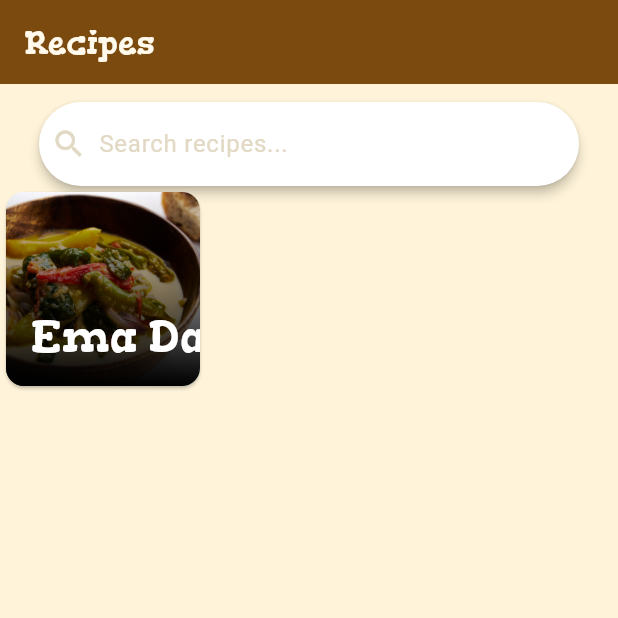
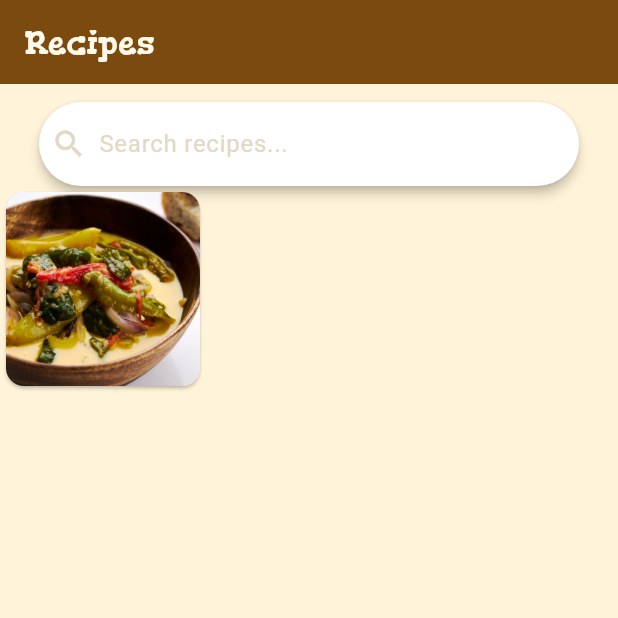
Before and after one commit to zvdv/App-Design-Workshop, a Flutter app: the screen it shows after launch, on a phone screen of 412 x 824 dp, the top half of it. Run offline on Flutter 3.47's test engine with Material 3 defaults, Android fonts, the phone set to English and light mode, and no system bars.

Commit message:
Added gesture reactions

```diff
--- a/collector/lib/widgets/recipe_card.dart
+++ b/collector/lib/widgets/recipe_card.dart
@@ -5,8 +5,9 @@ class RecipeCard extends StatefulWidget {
   //const RecipeCard({super.key});
   final String title;
   final String image;
+  bool showTitle = false;
 
-  const RecipeCard({
+  RecipeCard({
     super.key,
     required this.title,
     required this.image
@@ -20,8 +21,12 @@ class _RecipeCardState extends State<RecipeCard> {
   @override
   Widget build(BuildContext context) {
     return GestureDetector(
-      onTap: () => print("Navigate to recipe page"),
-      onLongPress: () => print("Show title"),
+      onDoubleTap: () => {
+        print("Navigate to recipe page"),
+        //setState(() { widget.showTitle = true; })
+        },
+      onTapDown: (l) => setState(() { widget.showTitle = true; }),
+      onTapUp: (l) => setState(() { widget.showTitle = false; }),
       child: Card(
         clipBehavior: Clip.antiAlias,
         child: Stack(
@@ -31,12 +36,12 @@ class _RecipeCardState extends State<RecipeCard> {
               widget.image,
               fit: BoxFit.cover,
             ),
-            Container(
+            if (widget.showTitle) Container(
               decoration: BoxDecoration(
                 gradient: LinearGradient(colors: [Color(0xFF000000), Colors.transparent], begin: Alignment.bottomCenter, end: Alignment.topCenter)
               ),
             ),
-            Positioned(
+            if (widget.showTitle) Positioned(
                 bottom: 12,
                 left: 16,
                 child: Text(
```
